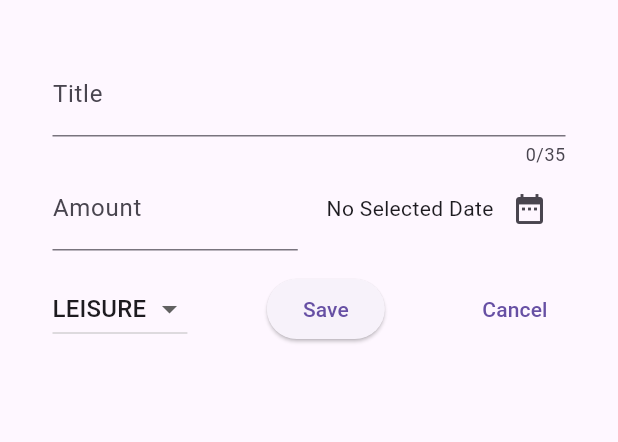
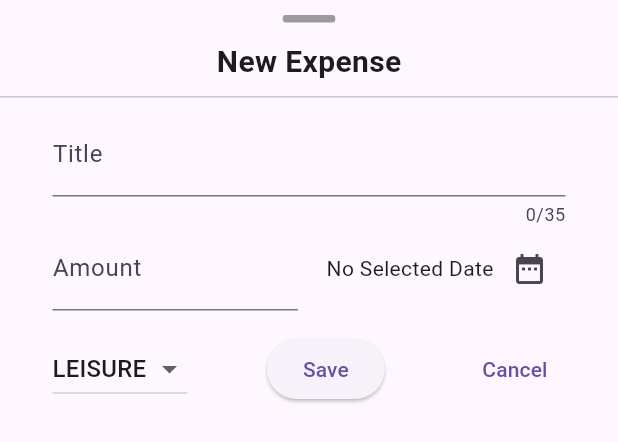
Before and after one commit to ChocolateXmas/Expenses-Tracker, a Flutter app: the NewExpense widget shown alone on an empty page, opened directly, on a phone screen of 412 x 824 dp. Shown: the top 442 px of the screen. Run offline on Flutter 3.47's test engine with Material 3 defaults, Android fonts, the phone set to English and light mode, and no system bars.

Commit message:
feat(new_expense): added a custom drag handle with a title for new expense modal

```diff
--- a/lib/widgets/expenses.dart
+++ b/lib/widgets/expenses.dart
@@ -37,6 +37,8 @@ class _ExpensesState extends State<Expenses> {
   void _openAddExpenseOverlay() {
     showModalBottomSheet(
       context: context,
+      showDragHandle: false,
+      // useSafeArea: false,
       builder: (ctx) => const NewExpense(),
     );
   }
--- a/lib/widgets/new_expense.dart
+++ b/lib/widgets/new_expense.dart
@@ -37,10 +37,53 @@ class _NewExpenseState extends State<NewExpense> {
     super.dispose();
   }
 
+  final Widget modalDragTitle = SizedBox(
+    child: Column(
+      mainAxisSize: MainAxisSize.min,
+      children: [
+        Padding(
+          padding: const EdgeInsets.only(top: 10, bottom: 8),
+          child: Column(
+            mainAxisSize: MainAxisSize.min,
+            children: [
+              // The Drag Handle itself
+              Container(
+                width: 35,
+                height: 5,
+                decoration: BoxDecoration(
+                  color: Colors.black38,
+                  borderRadius: BorderRadius.circular(2),
+                ),
+              ),
+              const SizedBox(height: 12), // Gap between handle and title
+              // The Anchored Title
+              Text(
+                'New Expense',
+                style: TextStyle(
+                  fontSize: 20,
+                  fontWeight: FontWeight.bold,
+                ),
+              ),
+            ],
+          ),
+        ),
+        const Divider(height: 1),
+      ],
+    ),
+  );
+
   @override
   Widget build(BuildContext context) {
-    return Padding(
-      padding: const EdgeInsets.all(35),
+    return Column(
+      children: [
+        modalDragTitle,
+        Padding(
+          padding: const EdgeInsets.only(
+            left: 35,
+            right: 35,
+            top: 10,
+            bottom: 35,
+          ),
           child: Column(
             children: [
               // TextField - Expense Title
@@ -126,6 +169,8 @@ class _NewExpenseState extends State<NewExpense> {
               ),
             ],
           ),
+        ),
+      ],
     );
   }
 }
```
Lines whose indentation alone changed are shown as unchanged.
